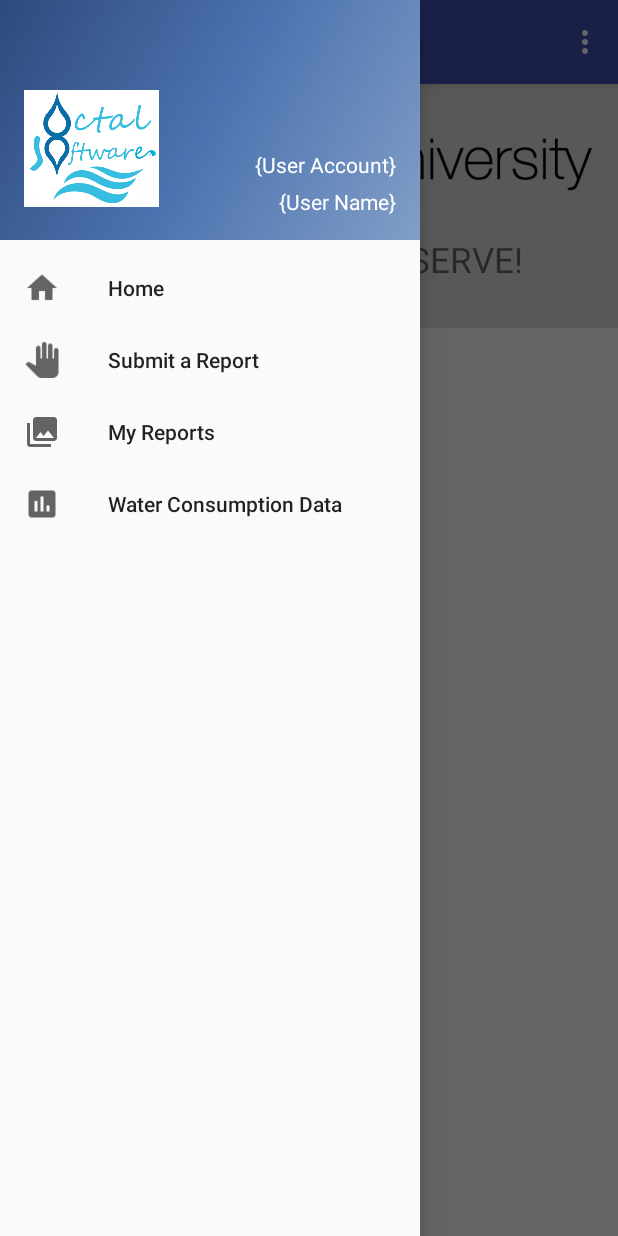
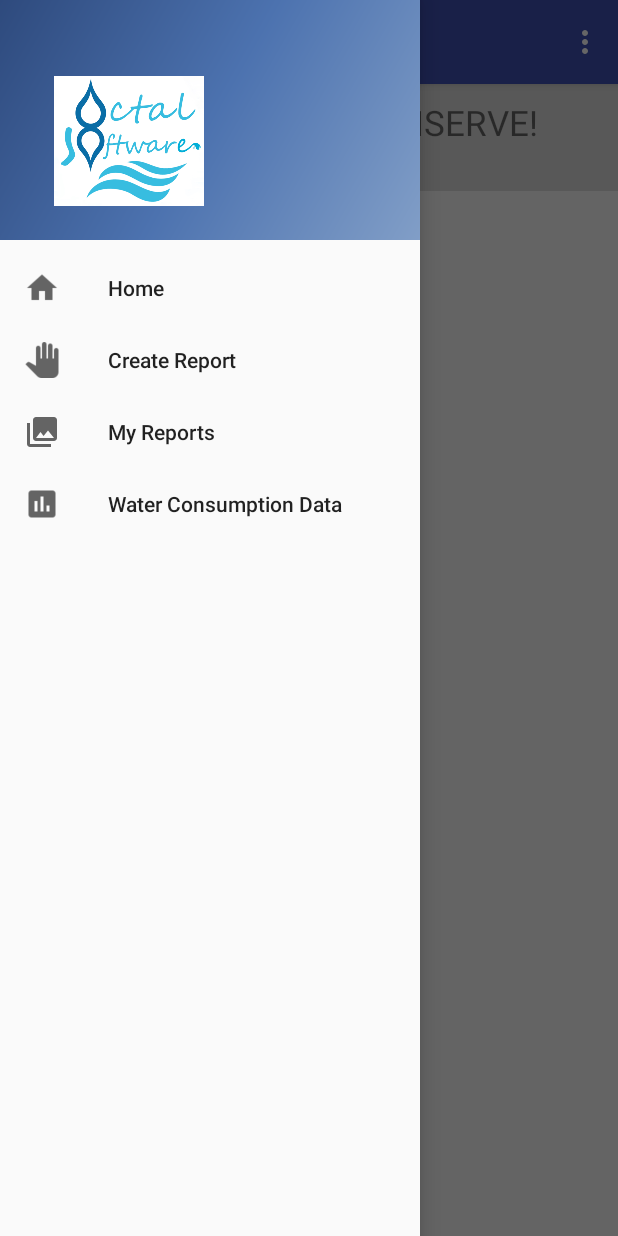
Before and after one commit to mengfanlin/H2OConserve, an Android app: the screen it shows after launch (MainActivity), with the side drawer open, on a phone screen of 412 x 824 dp. Run offline under Robolectric (Android 15) with nearby library versions, the phone set to English and light mode, and no system bars.

Commit message:
BUGs fixed

```diff
--- a/app/src/main/AndroidManifest.xml
+++ b/app/src/main/AndroidManifest.xml
@@ -16,7 +16,9 @@
         android:label="@string/app_name"
         android:roundIcon="@mipmap/ic_launcher_round"
         android:supportsRtl="true"
-        android:theme="@style/AppTheme">
+        android:theme="@style/AppTheme"
+        >
+
         <activity
             android:name=".activities.MainActivity"
             android:label="@string/app_name"
--- a/app/src/main/java/com/example/mengfanlin/h2oreserve/activities/MainActivity.java
+++ b/app/src/main/java/com/example/mengfanlin/h2oreserve/activities/MainActivity.java
@@ -36,7 +36,6 @@ public class MainActivity extends AppCompatActivity
         fragmentManager.beginTransaction()
                 .replace(R.id.content_frame, new MainFragment())
                 .commit();
-
 
         DrawerLayout drawer = (DrawerLayout) findViewById(R.id.drawer_layout);
         ActionBarDrawerToggle toggle = new ActionBarDrawerToggle(
--- a/app/src/main/java/com/example/mengfanlin/h2oreserve/fragments/MainFragment.java
+++ b/app/src/main/java/com/example/mengfanlin/h2oreserve/fragments/MainFragment.java
@@ -27,8 +27,8 @@ public class MainFragment extends Fragment implements BottomNavigationView.OnNav
 
         viewMain = inflater.inflate(R.layout.fragment_main, container, false);
         welcomeTextView = (TextView) viewMain.findViewById(R.id.text_welcome);
-        getActivity().setTitle("H2O Conservation");
-        welcomeTextView.setText("Welcome to H2O RESERVE!");
+        getActivity().setTitle("H2O CONSERVE");
+        welcomeTextView.setText("Welcome to H2O CONSERVE!");
 
         return viewMain;
     }
--- a/app/src/main/java/com/example/mengfanlin/h2oreserve/fragments/SupplyReportFragment.java
+++ b/app/src/main/java/com/example/mengfanlin/h2oreserve/fragments/SupplyReportFragment.java
@@ -10,6 +10,7 @@ import android.support.annotation.Nullable;
 import android.support.design.widget.BottomNavigationView;
 import android.support.v7.app.AppCompatActivity;
 import android.text.TextUtils;
+import android.util.Log;
 import android.view.LayoutInflater;
 import android.view.View;
 import android.view.ViewGroup;
@@ -132,6 +133,7 @@ public class SupplyReportFragment extends Fragment implements View.OnClickListen
             report.setDescription(description);
             report.setDate(Calendar.getInstance().getTime());
             report.setUser("mfl333124@gmail.com");
+            Log.e("CreatedReport", report.toString());
 
             new AsyncTask<Report, Void, String>(){
 
--- a/app/src/main/res/layout/nav_header_main.xml
+++ b/app/src/main/res/layout/nav_header_main.xml
@@ -15,33 +15,11 @@
 
     <ImageView
         android:id="@+id/imageView"
-        android:layout_width="90dp"
-        android:layout_height="90dp"
-        android:layout_marginTop="60dp"
+        android:layout_width="100dp"
+        android:layout_height="100dp"
+        android:layout_marginLeft="20dp"
+        android:layout_marginTop="1dp"
         android:src="@drawable/team_name" />
 
 
-    <RelativeLayout
-        android:layout_width="match_parent"
-        android:layout_height="44dp">
-
-        <TextView
-            android:id="@+id/drawer_header_name"
-            android:layout_width="wrap_content"
-            android:layout_height="wrap_content"
-            android:text="{User Account}"
-            android:layout_alignParentTop="true"
-            android:layout_alignParentRight="true"
-            android:textAppearance="@style/TextAppearance.AppCompat.Body1" />
-
-        <TextView
-            android:id="@+id/text_sign_out"
-            android:layout_width="wrap_content"
-            android:layout_height="wrap_content"
-            android:text="{User Name}"
-            android:layout_alignParentBottom="true"
-            android:textAppearance="@style/TextAppearance.AppCompat.Body1"
-            android:layout_alignParentRight="true" />
-    </RelativeLayout>
-
 </LinearLayout>
--- a/app/src/main/res/menu/activity_main_drawer.xml
+++ b/app/src/main/res/menu/activity_main_drawer.xml
@@ -5,11 +5,12 @@
         <item
             android:id="@+id/nav_home"
             android:icon="@drawable/ic_home_black_24dp"
+
             android:title="Home" />
         <item
             android:id="@+id/nav_supply_report"
             android:icon="@drawable/ic_pan_tool_black_24dp"
-            android:title="Submit a Report" />
+            android:title="Create Report" />
         <item
             android:id="@+id/nav_check_report"
             android:icon="@drawable/ic_menu_gallery"
```
Also changed, not shown: app/src/main/java/com/example/mengfanlin/h2oreserve/fragments/CheckReportFragment.java (+11 -4 lines), app/src/main/java/com/example/mengfanlin/h2oreserve/services/RestClient.java (+9 -6 lines), app/src/main/res/layout/fragment_main.xml (+1 -6 lines).
